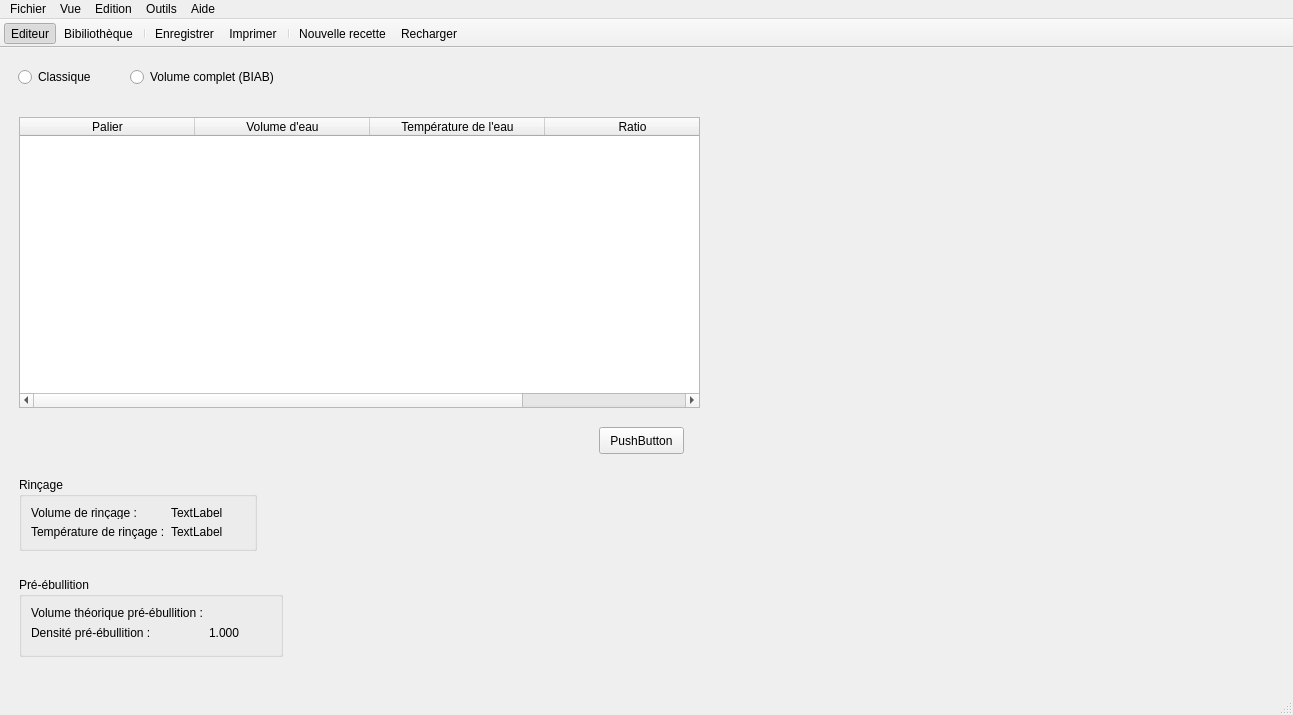
This is reader.ui in 314r/joliebulle as Qt 5 draws it before an edit. The edited form follows.
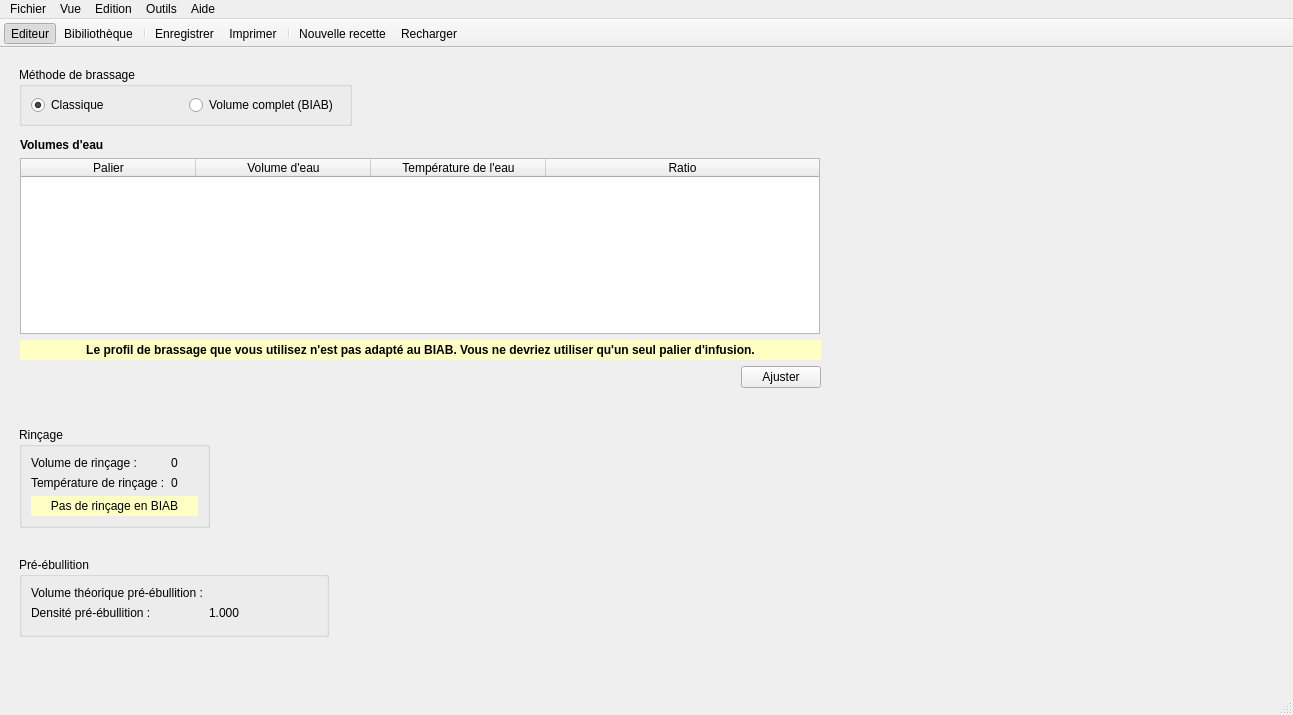
This is the edited form. The open tabs and pages were chosen to show the change. Icons and pictures are not drawn.

Commit message: support du Biab, correction bug export profils, affichage volume de rinçage

```diff
--- a/reader.ui
+++ b/reader.ui
@@ -1231,117 +1231,12 @@
        </layout>
       </widget>
       <widget class="QWidget" name="page_5">
-       <widget class="QWidget" name="layoutWidget">
-        <property name="geometry">
-         <rect>
-          <x>9</x>
-          <y>9</y>
-          <width>261</width>
-          <height>23</height>
-         </rect>
-        </property>
-        <layout class="QHBoxLayout" name="horizontalLayout_17">
-         <item>
-          <widget class="QRadioButton" name="radioButton">
-           <property name="text">
-            <string>Classique</string>
-           </property>
-          </widget>
-         </item>
-         <item>
-          <widget class="QRadioButton" name="radioButton_2">
-           <property name="text">
-            <string>Volume complet (BIAB)</string>
-           </property>
-          </widget>
-         </item>
-        </layout>
-       </widget>
-       <widget class="QTableWidget" name="tableWidgetStepsBrewday">
-        <property name="geometry">
-         <rect>
-          <x>10</x>
-          <y>60</y>
-          <width>681</width>
-          <height>291</height>
-         </rect>
-        </property>
-        <property name="editTriggers">
-         <set>QAbstractItemView::DoubleClicked</set>
-        </property>
-        <property name="alternatingRowColors">
-         <bool>true</bool>
-        </property>
-        <property name="selectionBehavior">
-         <enum>QAbstractItemView::SelectRows</enum>
-        </property>
-        <property name="showGrid">
-         <bool>false</bool>
-        </property>
-        <property name="rowCount">
-         <number>0</number>
-        </property>
-        <property name="columnCount">
-         <number>4</number>
-        </property>
-        <attribute name="horizontalHeaderCascadingSectionResizes">
-         <bool>false</bool>
-        </attribute>
-        <attribute name="horizontalHeaderDefaultSectionSize">
-         <number>175</number>
-        </attribute>
-        <attribute name="horizontalHeaderStretchLastSection">
-         <bool>true</bool>
-        </attribute>
-        <attribute name="verticalHeaderVisible">
-         <bool>false</bool>
-        </attribute>
-        <attribute name="verticalHeaderDefaultSectionSize">
-         <number>22</number>
-        </attribute>
-        <attribute name="verticalHeaderStretchLastSection">
-         <bool>false</bool>
-        </attribute>
-        <column>
-         <property name="text">
-          <string>Palier</string>
-         </property>
-        </column>
-        <column>
-         <property name="text">
-          <string>Volume d'eau</string>
-         </property>
-        </column>
-        <column>
-         <property name="text">
-          <string>Température de l'eau</string>
-         </property>
-        </column>
-        <column>
-         <property name="text">
-          <string>Ratio</string>
-         </property>
-        </column>
-       </widget>
-       <widget class="QPushButton" name="pushButtonAdjustStep">
-        <property name="geometry">
-         <rect>
-          <x>590</x>
-          <y>370</y>
-          <width>85</width>
-          <height>27</height>
-         </rect>
-        </property>
-        <property name="text">
-         <string>PushButton</string>
-        </property>
-       </widget>
        <widget class="QGroupBox" name="groupBox">
         <property name="geometry">
          <rect>
           <x>10</x>
-          <y>520</y>
-          <width>264</width>
+          <y>500</y>
+          <width>310</width>
           <height>80</height>
          </rect>
         </property>
@@ -1386,10 +1281,10 @@
        <widget class="QLabel" name="label_23">
         <property name="geometry">
          <rect>
-          <x>200</x>
-          <y>420</y>
-          <width>56</width>
-          <height>15</height>
+          <x>782</x>
+          <y>305</y>
+          <width>16</width>
+          <height>16</height>
          </rect>
         </property>
         <property name="text">
@@ -1400,11 +1295,23 @@
         <property name="geometry">
          <rect>
           <x>10</x>
-          <y>420</y>
-          <width>238</width>
-          <height>74</height>
+          <y>370</y>
+          <width>191</width>
+          <height>101</height>
          </rect>
         </property>
+        <property name="minimumSize">
+         <size>
+          <width>0</width>
+          <height>0</height>
+         </size>
+        </property>
+        <property name="maximumSize">
+         <size>
+          <width>16777215</width>
+          <height>16777215</height>
+         </size>
+        </property>
         <property name="title">
          <string>Rinçage</string>
         </property>
@@ -1428,14 +1335,191 @@
            <item row="0" column="1">
             <widget class="QLabel" name="label_26">
              <property name="text">
-              <string>TextLabel</string>
+              <string>0</string>
              </property>
             </widget>
            </item>
            <item row="1" column="1">
             <widget class="QLabel" name="label_27">
              <property name="text">
-              <string>TextLabel</string>
+              <string>0</string>
+             </property>
+            </widget>
+           </item>
+          </layout>
+         </item>
+         <item row="1" column="0">
+          <widget class="QLabel" name="labelNoSparge">
+           <property name="minimumSize">
+            <size>
+             <width>100</width>
+             <height>0</height>
+            </size>
+           </property>
+           <property name="styleSheet">
+            <string notr="true">background-color: rgb(255, 255, 196);</string>
+           </property>
+           <property name="text">
+            <string>&lt;html&gt;&lt;head/&gt;&lt;body&gt;&lt;p align=&quot;center&quot;&gt;   Pas de rinçage en BIAB&lt;/p&gt;&lt;/body&gt;&lt;/html&gt;</string>
+           </property>
+          </widget>
+         </item>
+        </layout>
+       </widget>
+       <widget class="QGroupBox" name="groupBox_3">
+        <property name="geometry">
+         <rect>
+          <x>10</x>
+          <y>10</y>
+          <width>333</width>
+          <height>59</height>
+         </rect>
+        </property>
+        <property name="title">
+         <string>Méthode de brassage</string>
+        </property>
+        <layout class="QGridLayout" name="gridLayout_11">
+         <item row="0" column="0">
+          <layout class="QHBoxLayout" name="horizontalLayout_17">
+           <item>
+            <widget class="QRadioButton" name="radioButtonClassicBrew">
+             <property name="text">
+              <string>Classique</string>
+             </property>
+             <property name="checked">
+              <bool>true</bool>
+             </property>
+            </widget>
+           </item>
+           <item>
+            <widget class="QRadioButton" name="radioButtonBIAB">
+             <property name="text">
+              <string>Volume complet (BIAB)</string>
+             </property>
+            </widget>
+           </item>
+          </layout>
+         </item>
+        </layout>
+       </widget>
+       <widget class="QWidget" name="">
+        <property name="geometry">
+         <rect>
+          <x>11</x>
+          <y>81</y>
+          <width>801</width>
+          <height>250</height>
+         </rect>
+        </property>
+        <layout class="QVBoxLayout" name="verticalLayout_12">
+         <item>
+          <widget class="QLabel" name="label_13">
+           <property name="text">
+            <string>&lt;html&gt;&lt;head/&gt;&lt;body&gt;&lt;p&gt;&lt;span style=&quot; font-weight:600;&quot;&gt;Volumes d'eau&lt;/span&gt;&lt;/p&gt;&lt;/body&gt;&lt;/html&gt;</string>
+           </property>
+          </widget>
+         </item>
+         <item>
+          <widget class="QTableWidget" name="tableWidgetStepsBrewday">
+           <property name="maximumSize">
+            <size>
+             <width>800</width>
+             <height>200</height>
+            </size>
+           </property>
+           <property name="editTriggers">
+            <set>QAbstractItemView::DoubleClicked</set>
+           </property>
+           <property name="alternatingRowColors">
+            <bool>true</bool>
+           </property>
+           <property name="selectionBehavior">
+            <enum>QAbstractItemView::SelectRows</enum>
+           </property>
+           <property name="showGrid">
+            <bool>false</bool>
+           </property>
+           <property name="rowCount">
+            <number>0</number>
+           </property>
+           <property name="columnCount">
+            <number>4</number>
+           </property>
+           <attribute name="horizontalHeaderCascadingSectionResizes">
+            <bool>false</bool>
+           </attribute>
+           <attribute name="horizontalHeaderDefaultSectionSize">
+            <number>175</number>
+           </attribute>
+           <attribute name="horizontalHeaderStretchLastSection">
+            <bool>true</bool>
+           </attribute>
+           <attribute name="verticalHeaderVisible">
+            <bool>false</bool>
+           </attribute>
+           <attribute name="verticalHeaderDefaultSectionSize">
+            <number>22</number>
+           </attribute>
+           <attribute name="verticalHeaderStretchLastSection">
+            <bool>false</bool>
+           </attribute>
+           <column>
+            <property name="text">
+             <string>Palier</string>
+            </property>
+           </column>
+           <column>
+            <property name="text">
+             <string>Volume d'eau</string>
+            </property>
+           </column>
+           <column>
+            <property name="text">
+             <string>Température de l'eau</string>
+            </property>
+           </column>
+           <column>
+            <property name="text">
+             <string>Ratio</string>
+            </property>
+           </column>
+          </widget>
+         </item>
+         <item>
+          <widget class="QLabel" name="labelWarningBiab">
+           <property name="minimumSize">
+            <size>
+             <width>0</width>
+             <height>20</height>
+            </size>
+           </property>
+           <property name="styleSheet">
+            <string notr="true">background-color: rgb(255, 255, 196);</string>
+           </property>
+           <property name="text">
+            <string>&lt;html&gt;&lt;head/&gt;&lt;body&gt;&lt;p align=&quot;center&quot;&gt;&lt;span style=&quot; font-weight:600;&quot;&gt;Le profil de brassage que vous utilisez n'est pas adapté au BIAB. Vous ne devriez utiliser qu'un seul palier d'infusion.&lt;/span&gt;&lt;/p&gt;&lt;/body&gt;&lt;/html&gt;</string>
+           </property>
+          </widget>
+         </item>
+         <item>
+          <layout class="QHBoxLayout" name="horizontalLayout_16">
+           <item>
+            <spacer name="horizontalSpacer_6">
+             <property name="orientation">
+              <enum>Qt::Horizontal</enum>
+             </property>
+             <property name="sizeHint" stdset="0">
+              <size>
+               <width>40</width>
+               <height>20</height>
+              </size>
+             </property>
+            </spacer>
+           </item>
+           <item>
+            <widget class="QPushButton" name="pushButtonAdjustStep">
+             <property name="text">
+              <string>Ajuster</string>
              </property>
             </widget>
            </item>
```
Left out of the diff: 10 changed lines with no effect on the pictures. The commit also changes 5 other files.
